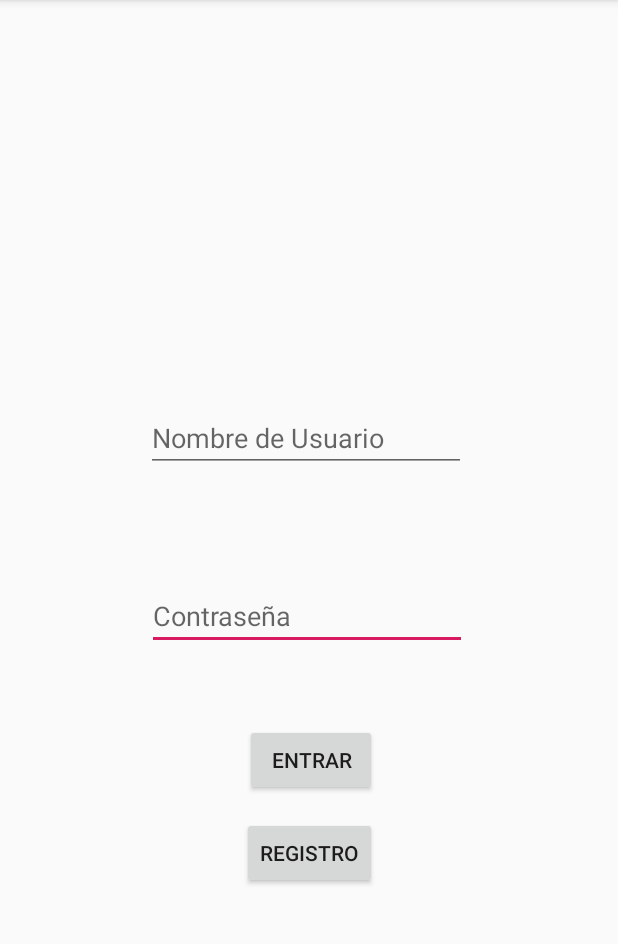
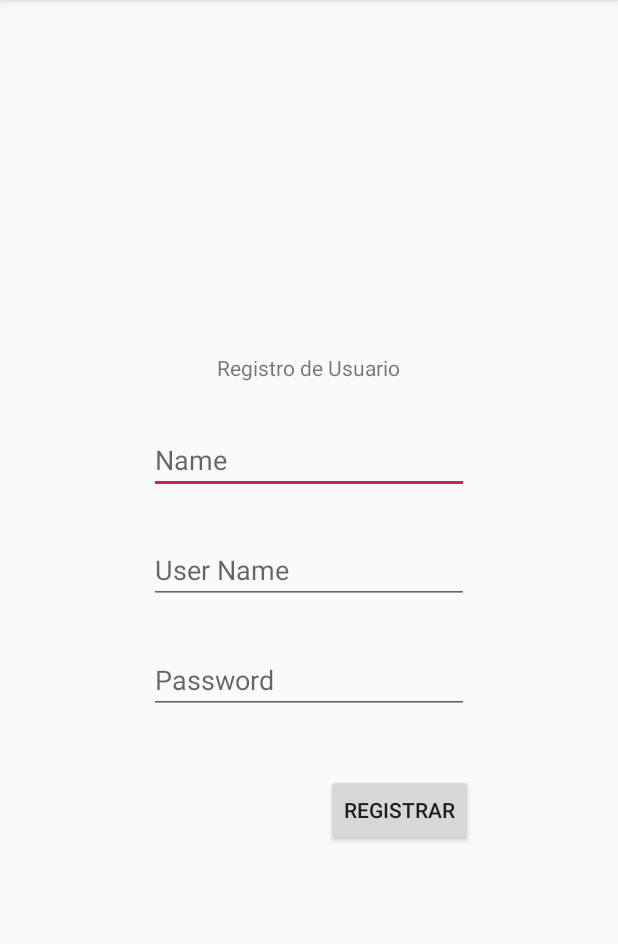
Before and after one commit to grupo2fun/sei2019i_2F, an Android app: the screen it shows after launch (loginUserActivity before the commit, registerUserActivity after it), after a tap on "REGISTRO", on a phone screen of 412 x 824 dp, the part 84-1028 px from its top. Run offline under Robolectric (Android 15) with nearby library versions, the phone set to English and light mode, and no system bars.

Commit message:
ultimo ajuste

```diff
--- a/code/app/src/main/AndroidManifest.xml
+++ b/code/app/src/main/AndroidManifest.xml
@@ -11,7 +11,8 @@
         android:roundIcon="@mipmap/ic_launcher_round"
         android:supportsRtl="true"
         android:theme="@style/AppTheme">
-        <activity android:name=".mainMenuActivity"></activity>
+        <activity android:name=".registerUserActivity"></activity>
+        <activity android:name=".mainMenuActivity" />
         <activity android:name=".loginUserActivity">
             <intent-filter>
                 <action android:name="android.intent.action.MAIN" />
--- a/code/app/src/main/java/com/example/ahorcado1/loginController.java
+++ b/code/app/src/main/java/com/example/ahorcado1/businessLogic/controllers/loginController.java
@@ -1,4 +1,4 @@
-package com.example.ahorcado1;
+package com.example.ahorcado1.BusinessLogic.controllers;
 import android.util.Log;
 
 import com.example.ahorcado1.DataAccess.models.User;
@@ -6,12 +6,14 @@ import com.example.ahorcado1.DataAccess.repositories.UserRepository;
 import com.j256.ormlite.support.ConnectionSource;
 
 public class loginController {
+
     public ConnectionSource connection;
     public loginController( ConnectionSource connection){
         this.connection= connection;
     }
+
     public User loginUser (String user, String Password){
-        UserRepository userRepository= new UserRepository(connection);
+        UserRepository userRepository = new UserRepository(connection);
 
         User user1= userRepository.getByUsername(user);
 
--- a/code/app/src/main/java/com/example/ahorcado1/businessLogic/controllers/registrerController.java
+++ b/code/app/src/main/java/com/example/ahorcado1/businessLogic/controllers/registerController.java
@@ -4,12 +4,14 @@ import com.example.ahorcado1.DataAccess.models.User;
 import com.example.ahorcado1.DataAccess.repositories.UserRepository;
 import com.j256.ormlite.support.ConnectionSource;
 
-public class registrerController {
+public class registerController {
     public ConnectionSource connection;
-    public registrerController( ConnectionSource connection){
+
+    public registerController(ConnectionSource connection){
         this.connection= connection;
     }
-    public boolean registrer(String name,String username,String password){//devuelve un booleano
+
+    public boolean register (String name,String username,String password){//devuelve un booleano
         UserRepository userRepository= new UserRepository(connection);
         User user1 = userRepository.getByUsername(username);
         if(user1.getId()==-1){
--- a/code/app/src/main/java/com/example/ahorcado1/dataAccess/database/Database.java
+++ b/code/app/src/main/java/com/example/ahorcado1/dataAccess/database/Database.java
@@ -15,9 +15,11 @@ public class Database {
     private static final String USER = "hangManUser";
     private static final String PASS = "0000";
     public ConnectionSource connection;
+
     public Database() {
         try {
             connection = new JdbcConnectionSource(CONNECTION, USER, PASS);
+            //Instancias por cada clase
             TableUtils.createTableIfNotExists(connection, User.class);
             //TableUtils.createTableIfNotExists(connection, Rol.class);
         } catch (SQLException e) {
--- a/code/app/src/main/java/com/example/ahorcado1/loginUserActivity.java
+++ b/code/app/src/main/java/com/example/ahorcado1/loginUserActivity.java
@@ -9,6 +9,7 @@ import android.widget.Button;
 import android.widget.EditText;
 import android.widget.Toast;
 
+import com.example.ahorcado1.BusinessLogic.controllers.loginController;
 import com.example.ahorcado1.DataAccess.database.Database;
 
 public class loginUserActivity extends AppCompatActivity {
@@ -22,8 +23,10 @@ public class loginUserActivity extends AppCompatActivity {
         //For network connections in main thread
         StrictMode.ThreadPolicy policy = new StrictMode.ThreadPolicy.Builder().permitAll().build();
         StrictMode.setThreadPolicy(policy);
+        //Instancia de Base de Datos
         Database database = new Database();
         final loginController loginController1= new loginController(database.connection);
+
         e1=(EditText)findViewById(R.id.userName);
         e2=(EditText)findViewById(R.id.Lpassword);
         be=(Button) findViewById(R.id.buttonEntrar);
@@ -44,8 +47,8 @@ public class loginUserActivity extends AppCompatActivity {
         br.setOnClickListener(new View.OnClickListener() {
             @Override
             public void onClick(View v) {
-                /*Intent i =new Intent(loginUserActivity.this,mainMenuActivity.class);
-                startActivity(i);*/
+                Intent i =new Intent(loginUserActivity.this,registerUserActivity.class);
+                startActivity(i);
             }
         });
     }
--- /dev/null
+++ b/code/app/src/main/java/com/example/ahorcado1/registerUserActivity.java
@@ -0,0 +1,49 @@
+package com.example.ahorcado1;
+
+import android.content.Intent;
+import android.os.StrictMode;
+import android.support.v7.app.AppCompatActivity;
+import android.os.Bundle;
+import android.view.View;
+import android.widget.Button;
+import android.widget.EditText;
+import android.widget.Toast;
+
+import com.example.ahorcado1.BusinessLogic.controllers.loginController;
+import com.example.ahorcado1.BusinessLogic.controllers.registerController;
+import com.example.ahorcado1.DataAccess.database.Database;
+
+public class registerUserActivity extends AppCompatActivity {
+
+    EditText e1,e2,e3;
+    Button br;
+
+    @Override
+    protected void onCreate(Bundle savedInstanceState) {
+        super.onCreate(savedInstanceState);
+        setContentView(R.layout.activity_register_user);
+        //For network connections in main thread
+        StrictMode.ThreadPolicy policy = new StrictMode.ThreadPolicy.Builder().permitAll().build();
+        StrictMode.setThreadPolicy(policy);
+        //Instancia de Base de Datos
+        Database database = new Database();
+        final registerController registerController1 = new registerController(database.connection);
+
+        e1 = (EditText) findViewById(R.id.userName);
+        e2 = (EditText) findViewById(R.id.nameUserText);
+        e3 = (EditText) findViewById(R.id.passUserText);
+        br = (Button) findViewById(R.id.buttonRegister);
+
+        br.setOnClickListener(new View.OnClickListener() {
+            @Override
+            public void onClick(View v) {
+                if(registerController1.register(e1.getText().toString(), e2.getText().toString(),e3.getText().toString())){
+                    Intent i =new Intent(registerUserActivity.this,mainMenuActivity.class);
+                    startActivity(i);
+                } else {
+                    Toast.makeText(getApplicationContext(),"El usuario ya se encuentra registrado",Toast.LENGTH_SHORT).show();
+                }
+            }
+        });
+    }
+}
--- /dev/null
+++ b/code/app/src/main/res/layout/activity_register_user.xml
@@ -0,0 +1,79 @@
+<?xml version="1.0" encoding="utf-8"?>
+<android.support.constraint.ConstraintLayout xmlns:android="http://schemas.android.com/apk/res/android"
+    xmlns:app="http://schemas.android.com/apk/res-auto"
+    xmlns:tools="http://schemas.android.com/tools"
+    android:layout_width="match_parent"
+    android:layout_height="match_parent"
+    tools:context=".registerUserActivity">
+
+    <TextView
+        android:id="@+id/textView2"
+        android:layout_width="wrap_content"
+        android:layout_height="wrap_content"
+        android:layout_marginStart="8dp"
+        android:layout_marginTop="8dp"
+        android:layout_marginEnd="8dp"
+        android:layout_marginBottom="8dp"
+        android:text="Registro de Usuario"
+        app:layout_constraintBottom_toTopOf="@+id/nameUserText"
+        app:layout_constraintEnd_toEndOf="parent"
+        app:layout_constraintHorizontal_bias="0.498"
+        app:layout_constraintStart_toStartOf="parent"
+        app:layout_constraintTop_toTopOf="parent"
+        app:layout_constraintVertical_bias="0.913" />
+
+    <EditText
+        android:id="@+id/nameUserText"
+        android:layout_width="wrap_content"
+        android:layout_height="wrap_content"
+        android:layout_marginStart="8dp"
+        android:layout_marginEnd="8dp"
+        android:layout_marginBottom="28dp"
+        android:ems="10"
+        android:hint="Name"
+        android:inputType="textPersonName"
+        app:layout_constraintBottom_toTopOf="@+id/userNameText"
+        app:layout_constraintEnd_toEndOf="parent"
+        app:layout_constraintStart_toStartOf="parent" />
+
+    <EditText
+        android:id="@+id/userNameText"
+        android:layout_width="wrap_content"
+        android:layout_height="wrap_content"
+        android:layout_marginStart="8dp"
+        android:layout_marginEnd="8dp"
+        android:layout_marginBottom="28dp"
+        android:ems="10"
+        android:hint="User Name"
+        android:inputType="textPersonName"
+        app:layout_constraintBottom_toTopOf="@+id/passUserText"
+        app:layout_constraintEnd_toEndOf="parent"
+        app:layout_constraintStart_toStartOf="parent" />
+
+    <EditText
+        android:id="@+id/passUserText"
+        android:layout_width="wrap_content"
+        android:layout_height="wrap_content"
+        android:layout_marginStart="8dp"
+        android:layout_marginEnd="8dp"
+        android:layout_marginBottom="40dp"
+        android:ems="10"
+        android:hint="Password"
+        android:inputType="textPassword"
+        app:layout_constraintBottom_toTopOf="@+id/buttonRegister"
+        app:layout_constraintEnd_toEndOf="parent"
+        app:layout_constraintStart_toStartOf="parent" />
+
+    <Button
+        android:id="@+id/buttonRegister"
+        android:layout_width="wrap_content"
+        android:layout_height="wrap_content"
+        android:layout_marginStart="8dp"
+        android:layout_marginEnd="8dp"
+        android:layout_marginBottom="204dp"
+        android:text="Registrar"
+        app:layout_constraintBottom_toBottomOf="parent"
+        app:layout_constraintEnd_toEndOf="parent"
+        app:layout_constraintHorizontal_bias="0.703"
+        app:layout_constraintStart_toStartOf="parent" />
+</android.support.constraint.ConstraintLayout>
```
Also changed, not shown: code/app/src/main/res/layout/activity_login_user.xml (+13 -4 lines), code/app/src/main/res/layout/activity_main_menu.xml (+13 -0 lines).
